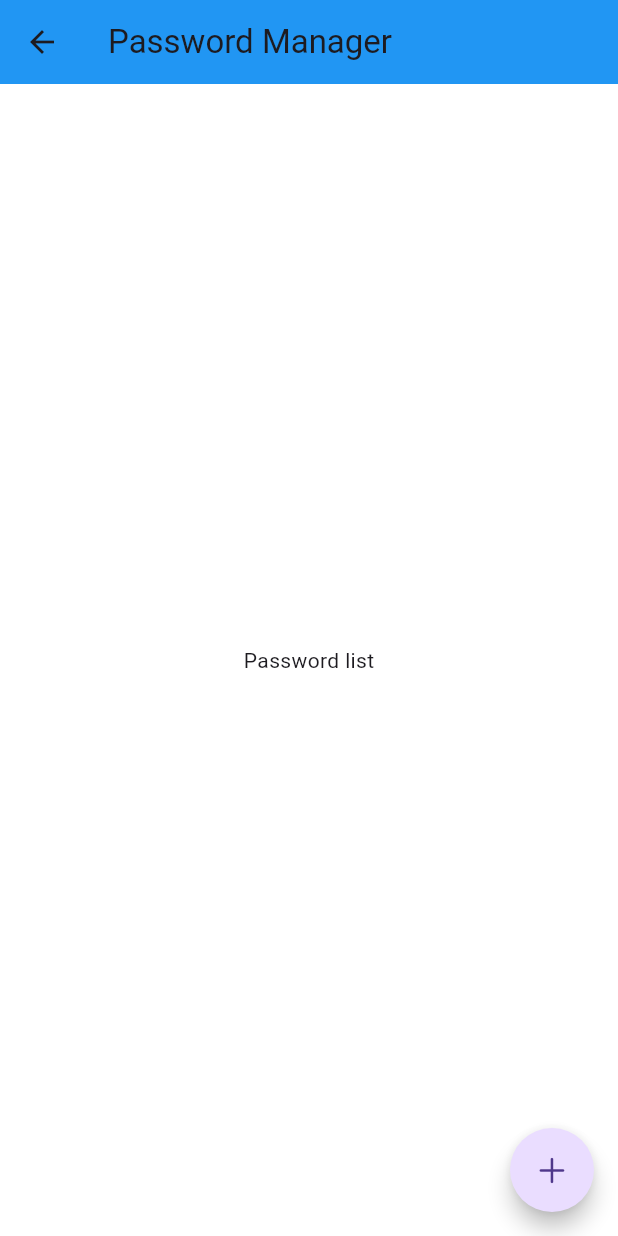
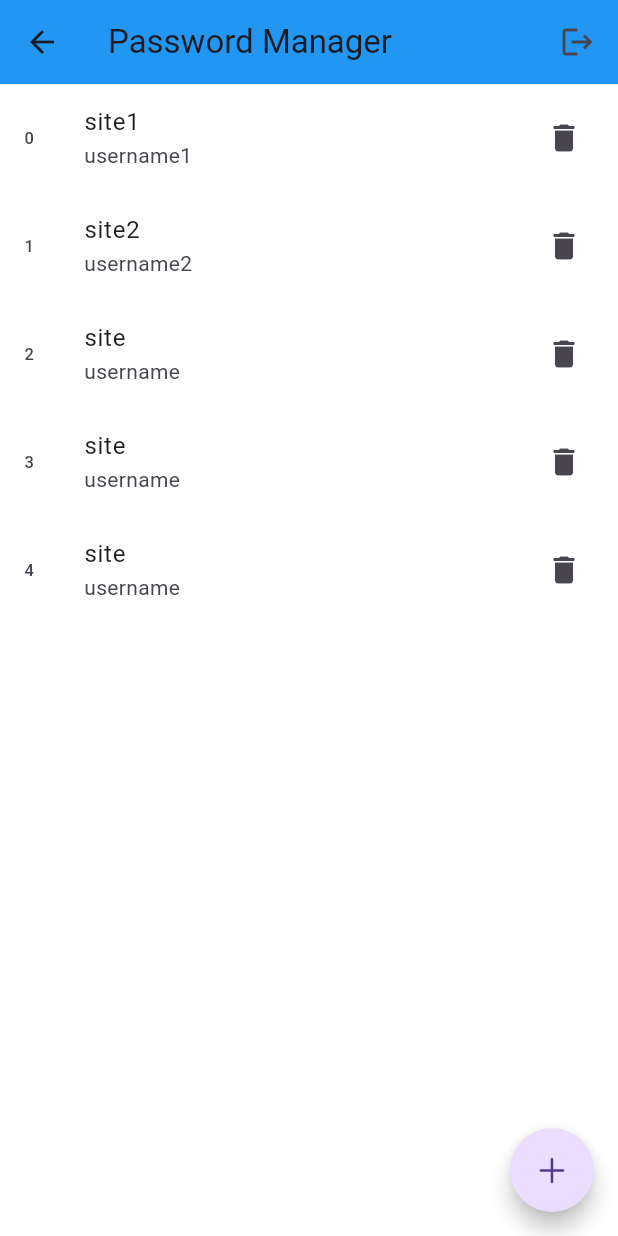
Before and after one commit to MayurVadhadiya360/password-manager, a Flutter app: the HomePage screen opened by its route, on a phone screen of 412 x 824 dp. Run offline on Flutter 3.47's test engine with Material 3 defaults, Android fonts, the phone set to English and light mode, and no system bars; our stand-ins replace firebase_auth, firebase_core, fluttertoast; accounts and stored records are empty; generated files the repository leaves out were written again; network calls fail.

Commit message:
2024-09-17 23:00

```diff
--- /dev/null
+++ b/lib/providers/password_model.dart
@@ -0,0 +1,30 @@
+class PasswordModel{
+  String? id;
+  String? site;
+  String? username;
+  String? password;
+  String? note;
+
+  PasswordModel({ required this.id, required this.site, required this.username, required this.password, this.note });
+
+  factory PasswordModel.fromMap(Map<String, dynamic> map) {
+    return PasswordModel(
+      id: map["id"],
+      site: map["site"],
+      username: map["username"],
+      password: map["password"],
+      note: map["note"],
+    );
+  }
+
+  Map<String, dynamic> toMap() {
+    return {
+      "id": id,
+      "site": site,
+      "username": username,
+      "password": password,
+      "note": note
+    };
+  }
+
+}
--- /dev/null
+++ b/lib/providers/password_provider.dart
@@ -0,0 +1,54 @@
+import 'package:flutter/material.dart';
+import 'package:password_manager/providers/password_model.dart';
+
+class PasswordProvider extends ChangeNotifier {
+  List<PasswordModel> passwords = [];
+
+  PasswordProvider() {
+    passwords = fetchPassword();
+  }
+
+  List<PasswordModel> fetchPassword() {
+
+    return [
+
+      PasswordModel.fromMap({
+        "id": "id1",
+        "site": "site1",
+        "username": "username1",
+        "password": "password1",
+        "note": "note1"
+      }),
+      PasswordModel.fromMap({
+        "id": "id2",
+        "site": "site2",
+        "username": "username2",
+        "password": "password2",
+        "note": "note2"
+      }),
+      PasswordModel.fromMap({
+        "id": "id3",
+        "site": "site",
+        "username": "username",
+        "password": "password",
+        "note": "note"
+      }),
+      PasswordModel.fromMap({
+        "id": "id4",
+        "site": "site",
+        "username": "username",
+        "password": "password",
+        "note": "note"
+      }),
+      PasswordModel.fromMap({
+        "id": "id5",
+        "site": "site",
+        "username": "username",
+        "password": "password",
+        "note": "note"
+      }),
+
+
+    ];
+  }
+}
--- a/lib/view/home_page.dart
+++ b/lib/view/home_page.dart
@@ -1,5 +1,9 @@
 import 'package:flutter/cupertino.dart';
 import 'package:flutter/material.dart';
+import 'package:password_manager/providers/password_model.dart';
+import 'package:password_manager/providers/password_provider.dart';
+import 'package:password_manager/services/auth_service.dart';
+import 'package:provider/provider.dart';
 
 class HomePage extends StatefulWidget {
   const HomePage({super.key});
@@ -11,18 +15,45 @@ class HomePage extends StatefulWidget {
 class _HomePageState extends State<HomePage> {
   @override
   Widget build(BuildContext context) {
+    PasswordProvider passwordProvider = Provider.of<PasswordProvider>(context);
     return SafeArea(
       child: Scaffold(
         appBar: AppBar(
-          title: Text("Password Manager"),
+          title: const Text("Password Manager"),
+          actions: [
+            Padding(
+              padding: const EdgeInsets.symmetric(horizontal: 15),
+              child: GestureDetector(
+                  onTap: () async {
+                    await AuthService.logout();
+                    Navigator.pushReplacementNamed(context, "/login");
+                  },
+                  child: const Icon(Icons.logout)),
+            )
+          ],
         ),
-        body: Center(
-          child: Text("Password list"),
+        body: Container(
+          child: ListView.builder(
+            itemBuilder: (context, index) {
+              PasswordModel passwordData = passwordProvider.passwords[index];
+
+              return ListTile(
+                leading: Text("$index"),
+                title: Text(passwordData.site!),
+                subtitle: Text(passwordData.username!),
+                trailing: GestureDetector(
+                  onTap: () {},
+                  child: Icon(Icons.delete),
+                ),
+              );
+            },
+            itemCount: passwordProvider.passwords.length,
+          ),
         ),
         floatingActionButton: FloatingActionButton(
           onPressed: () {},
-          shape: CircleBorder(),
-          child: Icon(CupertinoIcons.add),
+          shape: const CircleBorder(),
+          child: const Icon(CupertinoIcons.add),
         ),
       ),
     );
```
Also changed, not shown: lib/main.dart (+18 -2 lines), lib/view/auth/login_page.dart (+6 -4 lines), lib/view/auth/signup_page.dart (+4 -13 lines), pubspec.yaml (+19 -3 lines), assets/app-logo-filled.png (added), assets/app-logo-outlined.png (added), pubspec.lock, 40 other files.
